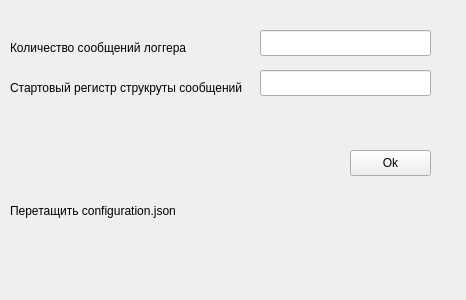
Before: the Qt Designer form WindowDesign3.ui in BlackBox15/AddLoggerToAr12Config, drawn with Qt 5.
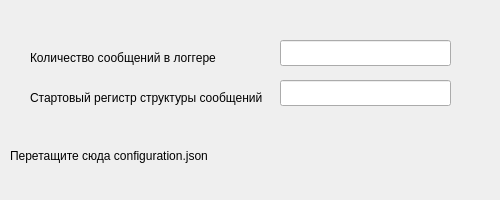
After: the same form once the commit is applied.

Diff of the .ui file:
```diff
--- a/WindowDesign3.ui
+++ b/WindowDesign3.ui
@@ -6,8 +6,8 @@
    <rect>
     <x>0</x>
     <y>0</y>
-    <width>466</width>
-    <height>300</height>
+    <width>500</width>
+    <height>200</height>
    </rect>
   </property>
   <property name="acceptDrops">
@@ -20,13 +20,13 @@
    <property name="geometry">
     <rect>
      <x>10</x>
-     <y>140</y>
-     <width>281</width>
-     <height>141</height>
+     <y>120</y>
+     <width>471</width>
+     <height>71</height>
     </rect>
    </property>
    <property name="text">
-    <string>Перетащить configuration.json</string>
+    <string>Перетащите сюда configuration.json</string>
    </property>
    <property name="wordWrap">
     <bool>true</bool>
@@ -35,21 +35,21 @@
   <widget class="QLabel" name="lblStartRegister">
    <property name="geometry">
     <rect>
-     <x>10</x>
-     <y>80</y>
+     <x>30</x>
+     <y>90</y>
      <width>241</width>
      <height>16</height>
     </rect>
    </property>
    <property name="text">
-    <string>Стартовый регистр струкруты сообщений</string>
+    <string>Стартовый регистр структуры сообщений</string>
    </property>
   </widget>
   <widget class="QLineEdit" name="lineStartRegiter">
    <property name="geometry">
     <rect>
-     <x>260</x>
-     <y>70</y>
+     <x>280</x>
+     <y>80</y>
      <width>171</width>
      <height>26</height>
     </rect>
@@ -61,21 +61,21 @@
   <widget class="QLabel" name="lblMessageQty">
    <property name="geometry">
     <rect>
-     <x>10</x>
-     <y>40</y>
-     <width>191</width>
+     <x>30</x>
+     <y>50</y>
+     <width>201</width>
      <height>16</height>
     </rect>
    </property>
    <property name="text">
-    <string>Количество сообщений логгера</string>
+    <string>Количество сообщений в логгере</string>
    </property>
   </widget>
   <widget class="QLineEdit" name="lineMessageQty">
    <property name="geometry">
     <rect>
-     <x>260</x>
-     <y>30</y>
+     <x>280</x>
+     <y>40</y>
      <width>171</width>
      <height>26</height>
     </rect>
@@ -84,19 +84,6 @@
     <set>Qt::InputMethodHint::ImhDigitsOnly</set>
    </property>
   </widget>
-  <widget class="QPushButton" name="btnOk">
-   <property name="geometry">
-    <rect>
-     <x>350</x>
-     <y>150</y>
-     <width>81</width>
-     <height>26</height>
-    </rect>
-   </property>
-   <property name="text">
-    <string>Ok</string>
-   </property>
-  </widget>
   <zorder>lblStatusText</zorder>
   <zorder>lblMessageQty</zorder>
   <zorder>lblStartRegister</zorder>
```
Left out of the diff: 1 changed line with no effect on the pictures.
